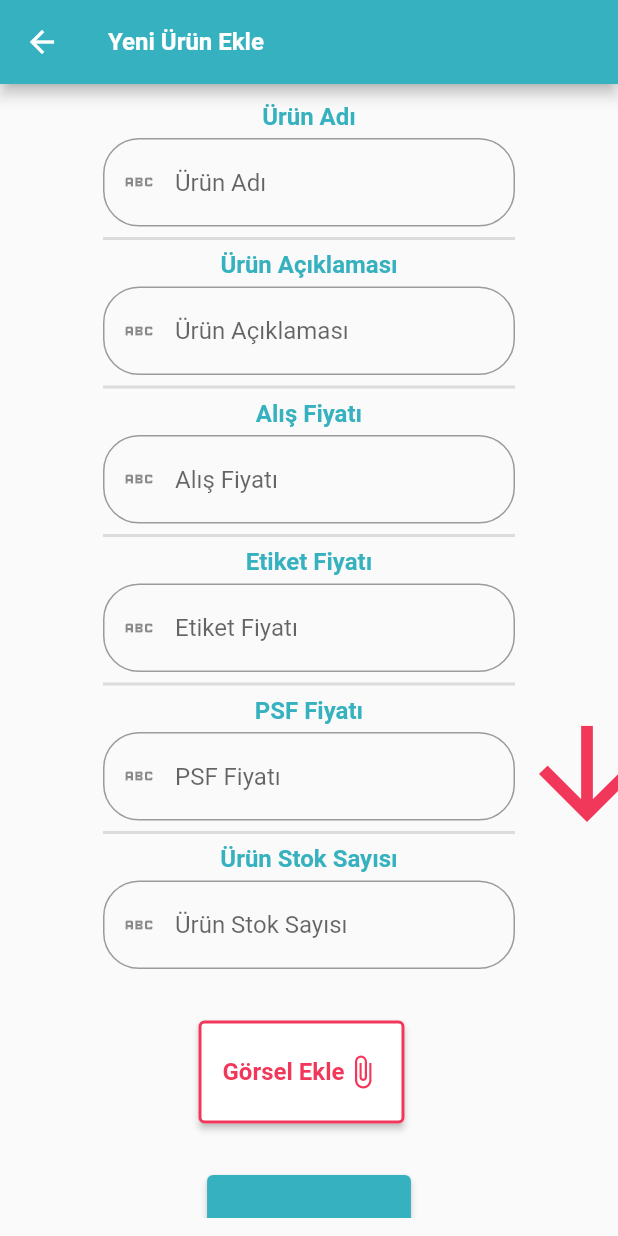
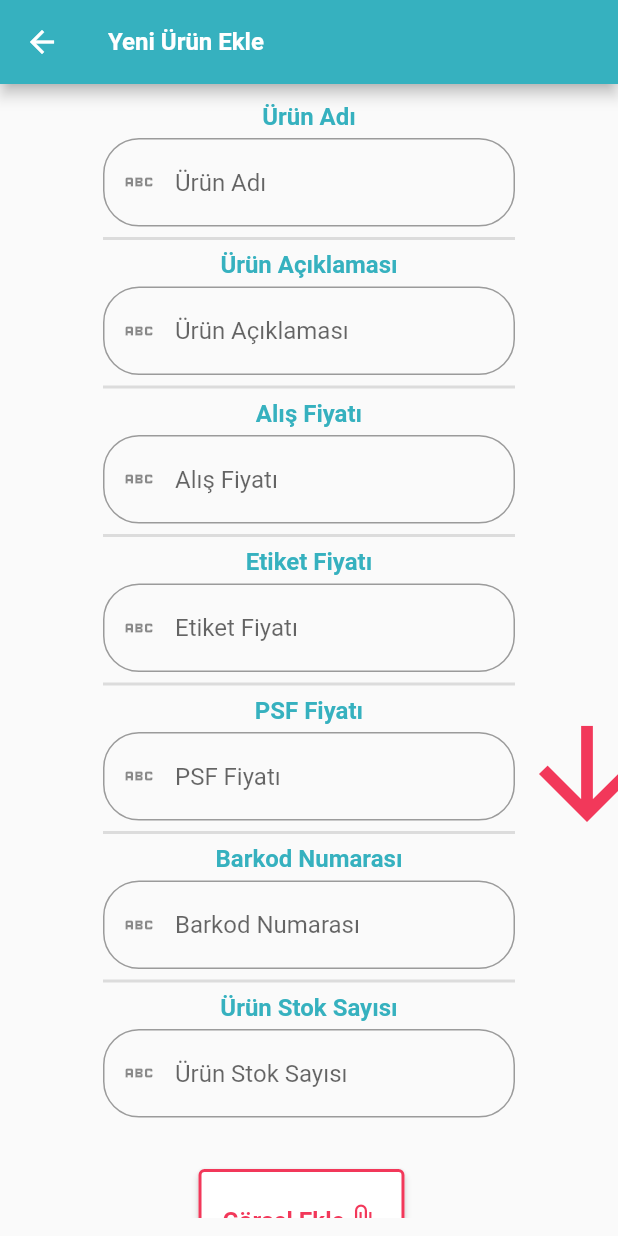
Before and after one commit to saidberk27/inventory_automation, a Flutter app: the AddNewProductsPage screen opened by its route, on a phone screen of 412 x 824 dp. Run offline on Flutter 3.47's test engine with Material 2 defaults, Android fonts, the phone set to English and light mode, and no system bars; our stand-ins replace cloud_firestore, file_picker, firebase_auth, firebase_core, firebase_storage, pie_chart; accounts and stored records are empty.

Commit message:
Barcode number added.

```diff
--- a/lib/model/product.dart
+++ b/lib/model/product.dart
@@ -5,18 +5,21 @@ class Product {
   int buyPrice;
   int tagPrice;
   int retailPrice; // PSF
+  String? barcodeNumber;
   String? mediaURL;
   String categoryID;
 
-  Product(
-      {this.mediaURL,
+  Product({
+    this.mediaURL,
     required this.title,
     required this.description,
     required this.stockCount,
     required this.categoryID,
     required this.buyPrice,
     required this.tagPrice,
-      required this.retailPrice});
+    required this.retailPrice,
+    required this.barcodeNumber,
+  });
 
   factory Product.fromJson(Map<String, dynamic> json) {
     return Product(
@@ -26,6 +29,7 @@ class Product {
         buyPrice: json['buyPrice'] as int,
         tagPrice: json['tagPrice'] as int,
         retailPrice: json['retailPrice'] as int,
+        barcodeNumber: json['barcodeNumber'] as String,
         mediaURL: json['mediaURL'] as String,
         categoryID: json['categoryID'] as String);
   }
@@ -38,6 +42,7 @@ class Product {
       'buyPrice': buyPrice,
       'tagPrice': tagPrice,
       'retailPrice': retailPrice,
+      'barcodeNumber': barcodeNumber,
       'mediaURL': mediaURL,
       'categoryID': categoryID,
     };
--- a/lib/screens/add_new_product.dart
+++ b/lib/screens/add_new_product.dart
@@ -41,6 +41,8 @@ class _AddNewProductsPageState extends State<AddNewProductsPage>
   final TextEditingController _tagPriceController = TextEditingController();
 
   final TextEditingController _retailPriceController = TextEditingController();
+
+  final TextEditingController _barcodeController = TextEditingController();
 
   String filename = "";
   FilePickerResult? result;
@@ -117,6 +119,10 @@ class _AddNewProductsPageState extends State<AddNewProductsPage>
                     titleAndInput(
                         title: "PSF Fiyatı",
                         textEditingController: _retailPriceController),
+                    const Divider(thickness: 2),
+                    titleAndInput(
+                        title: "Barkod Numarası",
+                        textEditingController: _barcodeController),
                     const Divider(thickness: 2),
                     titleAndInput(
                         title: "Ürün Stok Sayısı",
@@ -275,6 +281,7 @@ class _AddNewProductsPageState extends State<AddNewProductsPage>
           buyPrice: int.parse(_buyPriceController.text),
           tagPrice: int.parse(_tagPriceController.text),
           retailPrice: int.parse(_retailPriceController.text),
+          barcodeNumber: _barcodeController.text,
           mediaURL: productMediaURL,
           categoryID: widget.categoryID);
       vm.addNewProduct(
--- a/lib/screens/category_details.dart
+++ b/lib/screens/category_details.dart
@@ -409,6 +409,7 @@ class _CategoryPageState extends State<CategoryPage> {
                 tagPrice: productList[index]["tagPrice"],
                 retailPrice: productList[index]["retailPrice"],
                 productID: productList[index]["id"],
+                barcodeNumber: productList[index]["barcodeNumber"],
                 mediaURL: productList[index]["mediaURL"]);
           },
         );
@@ -463,6 +464,7 @@ class _CategoryPageState extends State<CategoryPage> {
       required int buyPrice,
       required int tagPrice,
       required int retailPrice,
+      required String barcodeNumber,
       required String mediaURL}) {
     return showDialog(
         context: context,
@@ -480,6 +482,7 @@ class _CategoryPageState extends State<CategoryPage> {
                   Text('Alış Fiyatı ${buyPrice.toString()}'),
                   Text('Etiket Fiyatı: ${tagPrice.toString()}'),
                   Text('PSF: ${retailPrice.toString()}'),
+                  Text('Barkod Numarası: ${barcodeNumber}'),
                   Text(descrption),
                   InkWell(
                     onTap: () {
--- a/lib/screens/subcategory_details.dart
+++ b/lib/screens/subcategory_details.dart
@@ -349,6 +349,7 @@ class _SubCategoryPageState extends State<SubCategoryPage> {
                 buyPrice: productList[index]["buyPrice"],
                 tagPrice: productList[index]["tagPrice"],
                 retailPrice: productList[index]["retailPrice"],
+                barcodeNumber: productList[index]["barcodeNumber"],
                 productID: productList[index]["id"],
                 mediaURL: productList[index]["mediaURL"]);
           },
@@ -377,6 +378,7 @@ class _SubCategoryPageState extends State<SubCategoryPage> {
       required int buyPrice,
       required int tagPrice,
       required int retailPrice,
+      required String barcodeNumber,
       required String mediaURL}) {
     return showDialog(
         context: context,
@@ -394,6 +396,7 @@ class _SubCategoryPageState extends State<SubCategoryPage> {
                   Text('Alış Fiyatı ${buyPrice.toString()}'),
                   Text('Etiket Fiyatı: ${tagPrice.toString()}'),
                   Text('PSF: ${retailPrice.toString()}'),
+                  Text('Barkod Numarası: ${barcodeNumber}'),
                   Text(descrption),
                   InkWell(
                     onTap: () {
```
Lines whose indentation alone changed are shown as unchanged.
